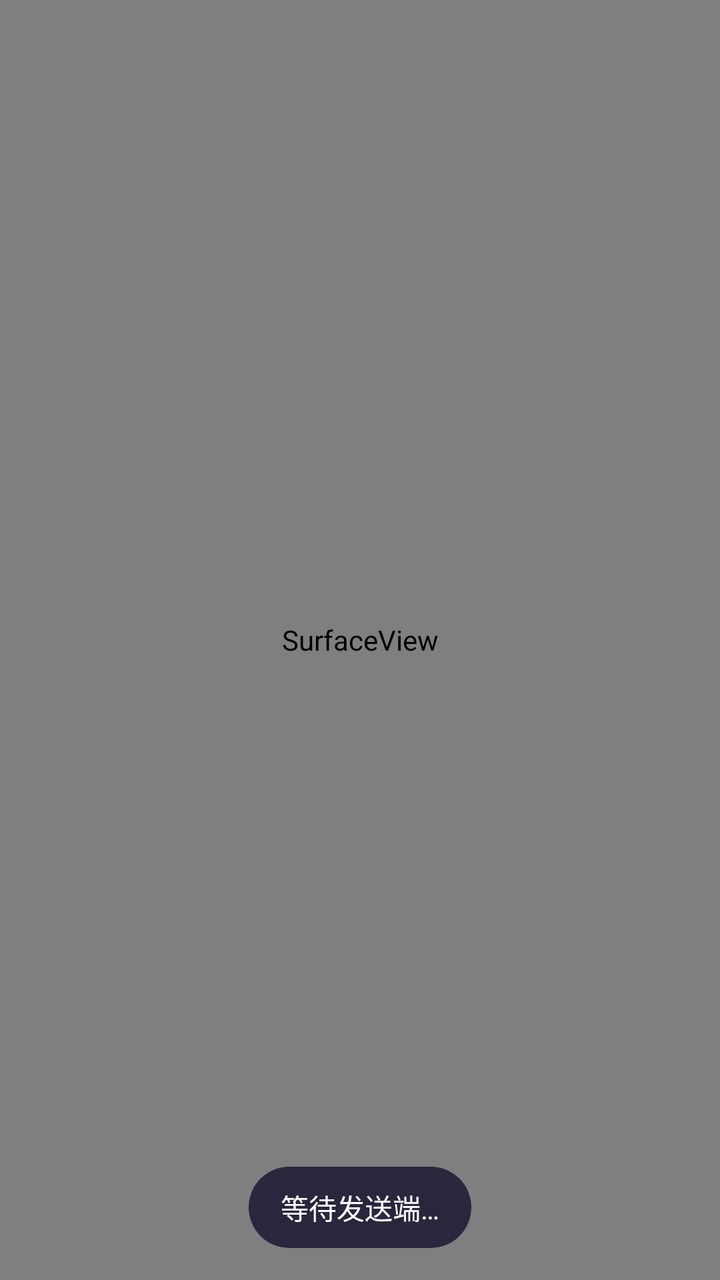
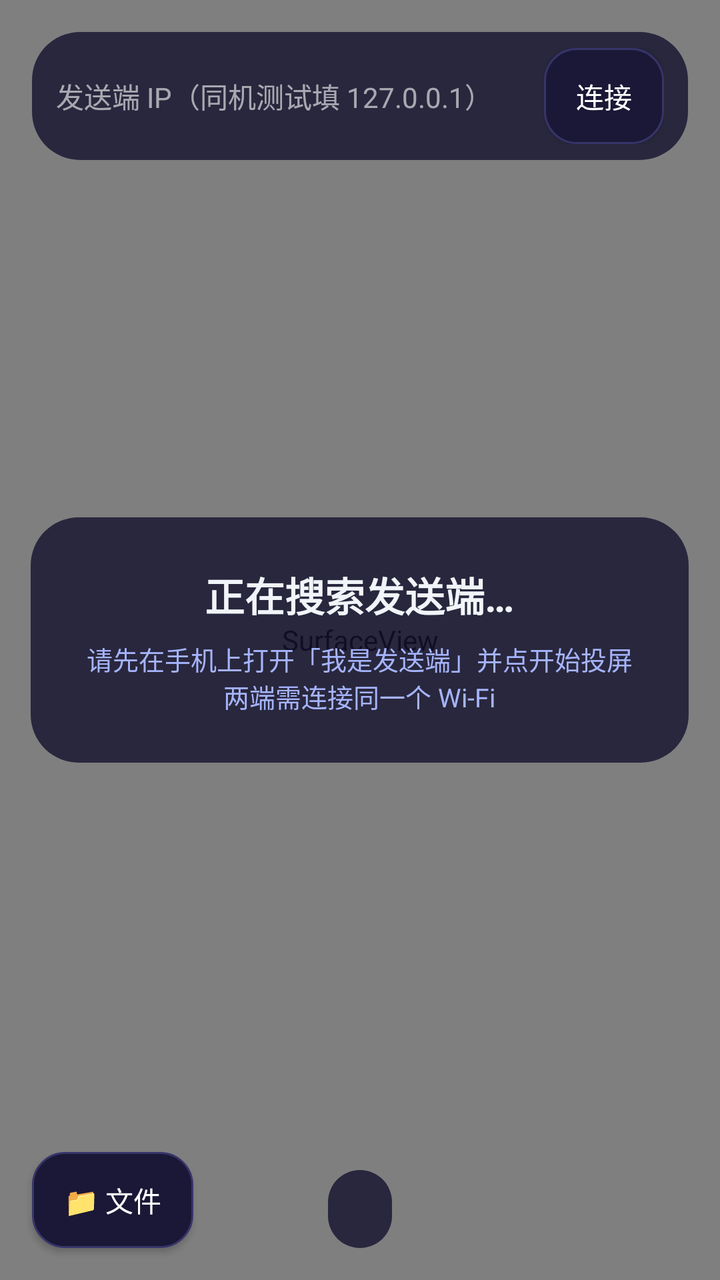

Screens rendered from an Android XML layout before and after an edit, with the pre-edit source and the edit as a unified diff.
<!-- AndroidManifest.xml: application theme Theme.QPM -->
<!-- res/layout/activity_receiver.xml -->
<?xml version="1.0" encoding="utf-8"?>
<FrameLayout xmlns:android="http://schemas.android.com/apk/res/android"
    android:id="@+id/root"
    android:layout_width="match_parent"
    android:layout_height="match_parent"
    android:background="#FF000000">

    <LinearLayout
        android:id="@+id/ipBar"
        android:layout_width="match_parent"
        android:layout_height="wrap_content"
        android:layout_gravity="top|center_horizontal"
        android:layout_margin="16dp"
        android:background="@drawable/hint_bg"
        android:gravity="center_vertical"
        android:orientation="horizontal"
        android:paddingLeft="12dp"
        android:paddingRight="12dp"
        android:paddingTop="8dp"
        android:paddingBottom="8dp">

        <EditText
            android:id="@+id/edtIp"
            android:layout_width="0dp"
            android:layout_height="wrap_content"
            android:layout_weight="1"
            android:background="@null"
            android:hint="发送端 IP（同机测试填 127.0.0.1）"
            android:inputType="textUri"
            android:maxLines="1"
            android:textColor="#FFFFFFFF"
            android:textColorHint="#99FFFFFF"
            android:textSize="14sp" />

        <Button
            android:id="@+id/btnConnect"
            android:layout_width="wrap_content"
            android:layout_height="wrap_content"
            android:layout_marginLeft="8dp"
            android:background="@drawable/btn_secondary"
            android:minWidth="0dp"
            android:paddingLeft="16dp"
            android:paddingRight="16dp"
            android:text="连接"
            android:textColor="#FFFFFFFF"
            android:textSize="14sp" />
    </LinearLayout>

    <SurfaceView
        android:id="@+id/surface"
        android:layout_width="match_parent"
        android:layout_height="match_parent" />

    <TextView
        android:id="@+id/hint"
        android:layout_width="wrap_content"
        android:layout_height="wrap_content"
        android:layout_gravity="bottom|center_horizontal"
        android:layout_margin="16dp"
        android:background="@drawable/hint_bg"
        android:paddingLeft="16dp"
        android:paddingRight="16dp"
        android:paddingTop="10dp"
        android:paddingBottom="10dp"
        android:text="等待发送端…"
        android:textColor="#FFFFFFFF"
        android:textSize="14sp" />
</FrameLayout>
<!-- resources referenced by this layout -->
<resources>
  <!-- drawable btn_secondary (drawable) -->
  <?xml version="1.0" encoding="utf-8"?>
  <selector xmlns:android="http://schemas.android.com/apk/res/android">
      <item android:state_pressed="true">
          <shape android:shape="rectangle">
              <solid android:color="#25224E" />
              <corners android:radius="16dp" />
              <stroke android:width="1dp" android:color="@color/cyan" />
          </shape>
      </item>
      <item>
          <shape android:shape="rectangle">
              <solid android:color="@color/card" />
              <corners android:radius="16dp" />
              <stroke android:width="1dp" android:color="@color/card_stroke" />
          </shape>
      </item>
  </selector>
  <!-- drawable hint_bg (drawable) -->
  <?xml version="1.0" encoding="utf-8"?>
  <shape xmlns:android="http://schemas.android.com/apk/res/android"
      android:shape="rectangle">
      <solid android:color="#CC14122E" />
      <corners android:radius="24dp" />
  </shape>
  <style name="Theme.QPM" parent="Theme.AppCompat.NoActionBar">
          <item name="colorPrimary">@color/brand</item>
          <item name="colorAccent">@color/cyan</item>
          <item name="android:windowBackground">@color/bg</item>
          <item name="android:statusBarColor">@color/bg</item>
          <item name="android:navigationBarColor">@color/bg</item>
          <item name="android:textColorPrimary">@color/text_primary</item>
          <item name="android:textColorSecondary">@color/text_dim</item>
          <item name="android:colorBackground">@color/bg</item>
      </style>
  <color name="cyan">#22D3EE</color>
  <color name="card">#1A1836</color>
  <color name="card_stroke">#37346B</color>
  <color name="brand">#4F46E5</color>
  <color name="bg">#0B0A1F</color>
  <color name="text_primary">#F1F5F9</color>
  <color name="text_dim">#A5B4FC</color>
</resources>

<!-- the commit's change to res/layout/activity_receiver.xml (unified diff, before → after) -->
@@ -3,8 +3,14 @@
     android:id="@+id/root"
     android:layout_width="match_parent"
     android:layout_height="match_parent"
-    android:background="#FF000000">
+    android:background="#FF0B1220">
 
+    <SurfaceView
+        android:id="@+id/surface"
+        android:layout_width="match_parent"
+        android:layout_height="match_parent" />
+
+    
     <LinearLayout
         android:id="@+id/ipBar"
         android:layout_width="match_parent"
@@ -46,11 +52,73 @@
             android:textSize="14sp" />
     </LinearLayout>
 
-    <SurfaceView
-        android:id="@+id/surface"
-        android:layout_width="match_parent"
-        android:layout_height="match_parent" />
+    
+    <LinearLayout
+        android:id="@+id/statusPanel"
+        android:layout_width="wrap_content"
+        android:layout_height="wrap_content"
+        android:layout_gravity="center"
+        android:background="@drawable/hint_bg"
+        android:gravity="center_horizontal"
+        android:orientation="vertical"
+        android:paddingLeft="28dp"
+        android:paddingRight="28dp"
+        android:paddingTop="24dp"
+        android:paddingBottom="24dp">
 
+        <TextView
+            android:id="@+id/tvStage"
+            android:layout_width="wrap_content"
+            android:layout_height="wrap_content"
+            android:text="正在搜索发送端…"
+            android:textColor="#F1F5F9"
+            android:textSize="20sp"
+            android:textStyle="bold" />
+
+        <TextView
+            android:id="@+id/tvStageHint"
+            android:layout_width="wrap_content"
+            android:layout_height="wrap_content"
+            android:layout_marginTop="8dp"
+            android:gravity="center_horizontal"
+            android:text="请先在手机上打开「我是发送端」并点开始投屏\n两端需连接同一个 Wi-Fi"
+            android:textColor="#A5B4FC"
+            android:textSize="13sp" />
+
+        <EditText
+            android:id="@+id/edtPair"
+            android:layout_width="220dp"
+            android:layout_height="wrap_content"
+            android:layout_marginTop="18dp"
+            android:background="@null"
+            android:gravity="center"
+            android:hint="输入 6 位配对码"
+            android:inputType="number"
+            android:letterSpacing="0.3"
+            android:maxLength="6"
+            android:maxLines="1"
+            android:textColor="#FFFFFFFF"
+            android:textColorHint="#99FFFFFF"
+            android:textSize="32sp"
+            android:visibility="gone" />
+
+        <Button
+            android:id="@+id/btnPair"
+            android:layout_width="wrap_content"
+            android:layout_height="wrap_content"
+            android:layout_gravity="center_horizontal"
+            android:layout_marginTop="14dp"
+            android:background="@drawable/btn_secondary"
+            android:minWidth="0dp"
+            android:paddingLeft="28dp"
+            android:paddingRight="28dp"
+            android:text="配 对"
+            android:textColor="#22D3EE"
+            android:textSize="16sp"
+            android:visibility="gone" />
+    </LinearLayout>
+
+    
     <TextView
         android:id="@+id/hint"
         android:layout_width="wrap_content"
@@ -62,7 +130,22 @@
         android:paddingRight="16dp"
         android:paddingTop="10dp"
         android:paddingBottom="10dp"
-        android:text="等待发送端…"
+        android:text=""
+        android:textColor="#FFFFFFFF"
+        android:textSize="14sp" />
+
+    
+    <Button
+        android:id="@+id/btnFiles"
+        android:layout_width="wrap_content"
+        android:layout_height="wrap_content"
+        android:layout_gravity="bottom|start"
+        android:layout_margin="16dp"
+        android:background="@drawable/btn_secondary"
+        android:minWidth="0dp"
+        android:paddingLeft="16dp"
+        android:paddingRight="16dp"
+        android:text="📁 文件"
         android:textColor="#FFFFFFFF"
         android:textSize="14sp" />
 </FrameLayout>
